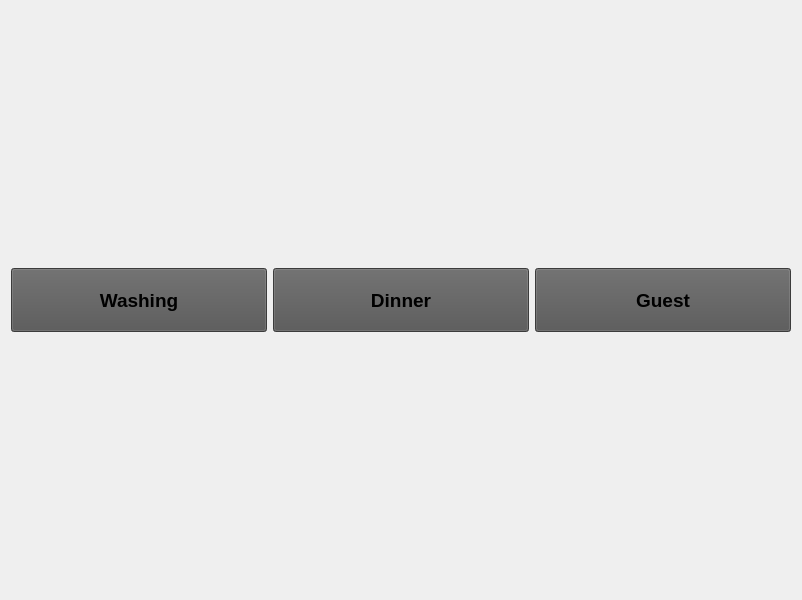
Above: src/primaryoptionwidget.ui from HappeyHunter/RasTouch before the change. Below: the same form after it.
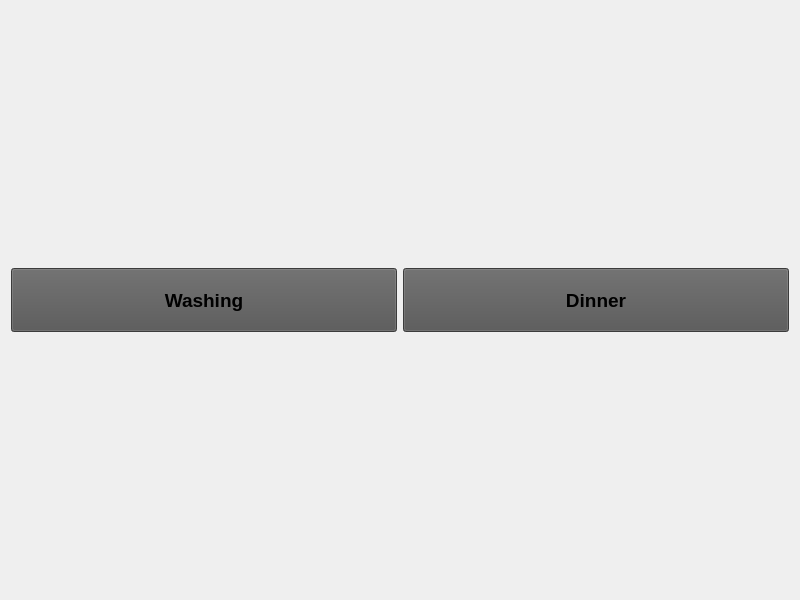
That is the form after the change.

Commit message:
Removed guest option and updated README.md
Removed the guest option. I thought I had already as it's not in the HomeNotifier, but it is now anyway

```diff
--- a/src/primaryoptionwidget.ui
+++ b/src/primaryoptionwidget.ui
@@ -21,6 +21,12 @@
   <layout class="QGridLayout" name="gridLayout">
    <item row="0" column="0">
     <widget class="QPushButton" name="washingButton">
+     <property name="sizePolicy">
+      <sizepolicy hsizetype="Minimum" vsizetype="Fixed">
+       <horstretch>0</horstretch>
+       <verstretch>0</verstretch>
+      </sizepolicy>
+     </property>
      <property name="minimumSize">
       <size>
        <width>256</width>
@@ -59,26 +65,6 @@
      </property>
     </widget>
    </item>
-   <item row="0" column="2">
-    <widget class="QPushButton" name="guestButton">
-     <property name="minimumSize">
-      <size>
-       <width>256</width>
-       <height>64</height>
-      </size>
-     </property>
-     <property name="font">
-      <font>
-       <pointsize>14</pointsize>
-       <weight>75</weight>
-       <bold>true</bold>
-      </font>
-     </property>
-     <property name="text">
-      <string>Guest</string>
-     </property>
-    </widget>
-   </item>
   </layout>
  </widget>
  <resources/>
```
The commit also changes 6 other files.
